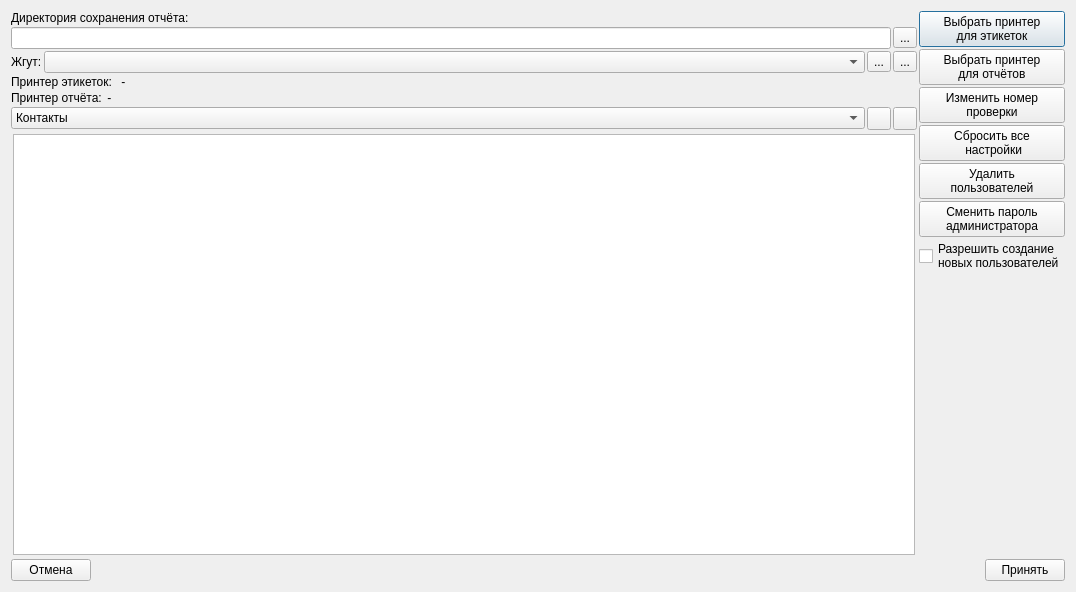
Nodens-LOTGA/CircuitTester, file src/SettingsDialog.ui: the form before one commit.
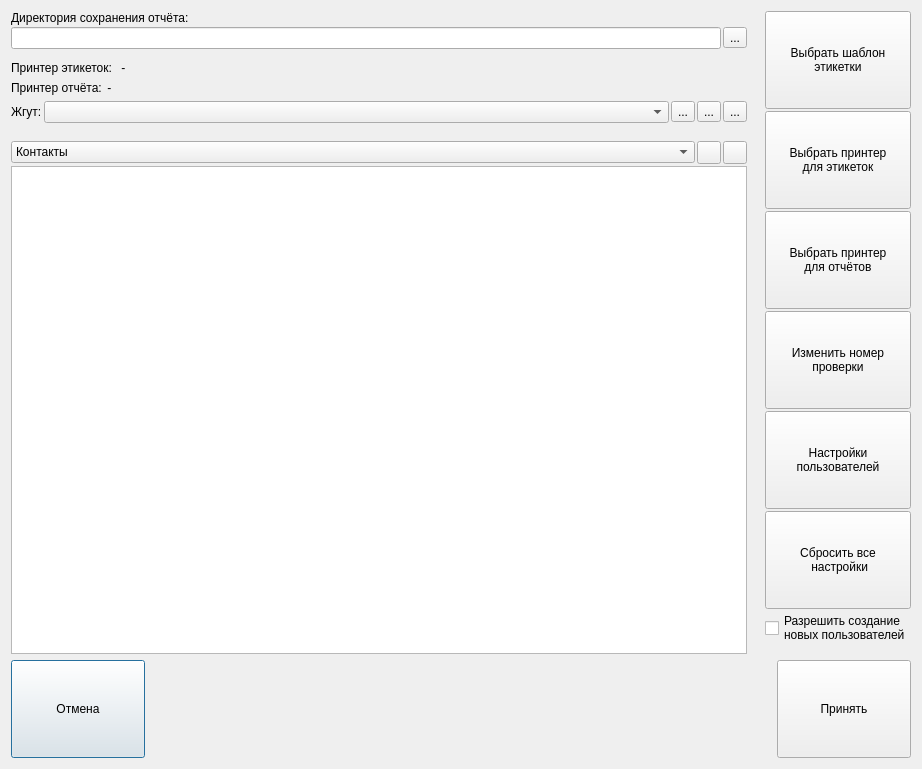
The form after the commit. Icons and pictures are not drawn.

What changed in the file:
```diff
--- a/src/SettingsDialog.ui
+++ b/src/SettingsDialog.ui
@@ -6,38 +6,212 @@
    <rect>
     <x>0</x>
     <y>0</y>
-    <width>1076</width>
-    <height>592</height>
+    <width>922</width>
+    <height>769</height>
    </rect>
   </property>
-  <property name="sizePolicy">
-   <sizepolicy hsizetype="MinimumExpanding" vsizetype="MinimumExpanding">
-    <horstretch>0</horstretch>
-    <verstretch>0</verstretch>
-   </sizepolicy>
-  </property>
   <property name="windowTitle">
    <string>Настройки</string>
   </property>
   <property name="styleSheet">
-   <string notr="true"/>
+   <string notr="true">QPushButton {
+	min-height: 64px;
+	min-width: 100px;
+	padding: 16px;
+}</string>
   </property>
   <layout class="QGridLayout" name="gridLayout">
-   <property name="leftMargin">
-    <number>11</number>
-   </property>
-   <property name="topMargin">
-    <number>11</number>
-   </property>
-   <property name="rightMargin">
-    <number>11</number>
-   </property>
-   <property name="bottomMargin">
-    <number>11</number>
-   </property>
-   <property name="spacing">
-    <number>2</number>
-   </property>
+   <item row="7" column="0">
+    <layout class="QVBoxLayout" name="verticalLayout">
+     <property name="spacing">
+      <number>2</number>
+     </property>
+     <item>
+      <layout class="QHBoxLayout" name="horizontalLayout">
+       <property name="spacing">
+        <number>2</number>
+       </property>
+       <item>
+        <widget class="QComboBox" name="pageCB">
+         <item>
+          <property name="text">
+           <string>Контакты</string>
+          </property>
+         </item>
+         <item>
+          <property name="text">
+           <string>Цепи</string>
+          </property>
+         </item>
+        </widget>
+       </item>
+       <item>
+        <widget class="QToolButton" name="addTB">
+         <property name="icon">
+          <iconset resource="../resources/resources.qrc">
+           <normaloff>:/icon/plus.png</normaloff>:/icon/plus.png</iconset>
+         </property>
+        </widget>
+       </item>
+       <item>
+        <widget class="QToolButton" name="delTB">
+         <property name="icon">
+          <iconset resource="../resources/resources.qrc">
+           <normaloff>:/icon/minus.png</normaloff>:/icon/minus.png</iconset>
+         </property>
+        </widget>
+       </item>
+      </layout>
+     </item>
+     <item>
+      <widget class="QStackedWidget" name="stackedWidget">
+       <property name="currentIndex">
+        <number>0</number>
+       </property>
+       <widget class="QWidget" name="page">
+        <layout class="QGridLayout" name="gridLayout_2">
+         <property name="leftMargin">
+          <number>0</number>
+         </property>
+         <property name="topMargin">
+          <number>0</number>
+         </property>
+         <property name="rightMargin">
+          <number>0</number>
+         </property>
+         <property name="bottomMargin">
+          <number>0</number>
+         </property>
+         <property name="spacing">
+          <number>0</number>
+         </property>
+         <item row="0" column="0">
+          <widget class="QTableView" name="circuitTV"/>
+         </item>
+        </layout>
+       </widget>
+       <widget class="QWidget" name="page_2">
+        <layout class="QGridLayout" name="gridLayout_3">
+         <property name="leftMargin">
+          <number>2</number>
+         </property>
+         <property name="topMargin">
+          <number>2</number>
+         </property>
+         <property name="rightMargin">
+          <number>2</number>
+         </property>
+         <property name="bottomMargin">
+          <number>2</number>
+         </property>
+         <property name="spacing">
+          <number>2</number>
+         </property>
+         <item row="0" column="0">
+          <widget class="QTableView" name="relationTV"/>
+         </item>
+        </layout>
+       </widget>
+      </widget>
+     </item>
+    </layout>
+   </item>
+   <item row="4" column="0">
+    <layout class="QHBoxLayout" name="horizontalLayout_5">
+     <property name="spacing">
+      <number>2</number>
+     </property>
+     <item>
+      <widget class="QLabel" name="i_prodNameL">
+       <property name="sizePolicy">
+        <sizepolicy hsizetype="Maximum" vsizetype="Preferred">
+         <horstretch>0</horstretch>
+         <verstretch>0</verstretch>
+        </sizepolicy>
+       </property>
+       <property name="text">
+        <string>Жгут:</string>
+       </property>
+      </widget>
+     </item>
+     <item>
+      <widget class="QComboBox" name="prodNameCB"/>
+     </item>
+     <item>
+      <widget class="QToolButton" name="addProdTB">
+       <property name="text">
+        <string>...</string>
+       </property>
+       <property name="icon">
+        <iconset resource="../resources/resources.qrc">
+         <normaloff>:/icon/plus.png</normaloff>:/icon/plus.png</iconset>
+       </property>
+      </widget>
+     </item>
+     <item>
+      <widget class="QToolButton" name="delProdTB">
+       <property name="text">
+        <string>...</string>
+       </property>
+       <property name="icon">
+        <iconset resource="../resources/resources.qrc">
+         <normaloff>:/icon/minus.png</normaloff>:/icon/minus.png</iconset>
+       </property>
+      </widget>
+     </item>
+     <item>
+      <widget class="QToolButton" name="editProdTB">
+       <property name="text">
+        <string>...</string>
+       </property>
+       <property name="icon">
+        <iconset resource="../resources/resources.qrc">
+         <normaloff>:/icon/edit.png</normaloff>:/icon/edit.png</iconset>
+       </property>
+      </widget>
+     </item>
+    </layout>
+   </item>
+   <item row="8" column="0" colspan="4">
+    <layout class="QHBoxLayout" name="horizontalLayout_2">
+     <property name="spacing">
+      <number>0</number>
+     </property>
+     <item>
+      <widget class="QPushButton" name="cancelPB">
+       <property name="text">
+        <string>Отмена</string>
+       </property>
+       <property name="default">
+        <bool>false</bool>
+       </property>
+      </widget>
+     </item>
+     <item>
+      <spacer name="horizontalSpacer_2">
+       <property name="orientation">
+        <enum>Qt::Horizontal</enum>
+       </property>
+       <property name="sizeHint" stdset="0">
+        <size>
+         <width>40</width>
+         <height>20</height>
+        </size>
+       </property>
+      </spacer>
+     </item>
+     <item>
+      <widget class="QPushButton" name="okPB">
+       <property name="text">
+        <string>Принять</string>
+       </property>
+      </widget>
+     </item>
+    </layout>
+   </item>
+   <item row="1" column="0">
+    <layout class="QHBoxLayout" name="horizontalLayout_7"/>
+   </item>
    <item row="0" column="0">
     <layout class="QVBoxLayout" name="verticalLayout_3">
      <property name="spacing">
@@ -56,7 +230,11 @@
         <number>2</number>
        </property>
        <item>
-        <widget class="QLineEdit" name="reportDirLE"/>
+        <widget class="QLineEdit" name="reportDirLE">
+         <property name="toolTip">
+          <string>&lt;html&gt;&lt;head/&gt;&lt;body&gt;&lt;p&gt;Туултип&lt;/p&gt;&lt;p&gt;&lt;br/&gt;&lt;/p&gt;&lt;/body&gt;&lt;/html&gt;</string>
+         </property>
+        </widget>
        </item>
        <item>
         <widget class="QToolButton" name="reportDirTB">
@@ -69,11 +247,46 @@
      </item>
     </layout>
    </item>
-   <item row="0" column="1" rowspan="5">
+   <item row="2" column="0">
+    <layout class="QHBoxLayout" name="horizontalLayout_4">
+     <property name="spacing">
+      <number>2</number>
+     </property>
+     <item>
+      <widget class="QLabel" name="i_labelPrinterL">
+       <property name="sizePolicy">
+        <sizepolicy hsizetype="Maximum" vsizetype="Preferred">
+         <horstretch>0</horstretch>
+         <verstretch>0</verstretch>
+        </sizepolicy>
+       </property>
+       <property name="text">
+        <string>Принтер этикеток: </string>
+       </property>
+      </widget>
+     </item>
+     <item>
+      <widget class="QLabel" name="labelPrinterL">
+       <property name="text">
+        <string> - </string>
+       </property>
+      </widget>
+     </item>
+    </layout>
+   </item>
+   <item row="0" column="3" rowspan="8">
     <layout class="QVBoxLayout" name="verticalLayout_2">
      <property name="spacing">
       <number>2</number>
      </property>
+     <item>
+      <widget class="QPushButton" name="labelPB">
+       <property name="text">
+        <string>Выбрать шаблон
+этикетки</string>
+       </property>
+      </widget>
+     </item>
      <item>
       <widget class="QPushButton" name="setLabelPrinterPB">
        <property name="text">
@@ -98,6 +311,14 @@
        </property>
       </widget>
      </item>
+     <item>
+      <widget class="QPushButton" name="delUsersPB">
+       <property name="text">
+        <string>Настройки
+пользователей</string>
+       </property>
+      </widget>
+     </item>
      <item>
       <widget class="QPushButton" name="resetSettPB">
        <property name="text">
@@ -106,22 +327,6 @@
        </property>
       </widget>
      </item>
-     <item>
-      <widget class="QPushButton" name="delUsersPB">
-       <property name="text">
-        <string>Удалить
-пользователей</string>
-       </property>
-      </widget>
-     </item>
-     <item>
-      <widget class="QPushButton" name="changeAdminPassPB">
-       <property name="text">
-        <string>Сменить пароль
-администратора</string>
-       </property>
-      </widget>
-     </item>
      <item>
       <widget class="QCheckBox" name="newUsersCB">
        <property name="styleSheet">
@@ -148,78 +353,6 @@
      </item>
     </layout>
    </item>
-   <item row="1" column="0">
-    <layout class="QHBoxLayout" name="horizontalLayout_5">
-     <property name="spacing">
-      <number>2</number>
-     </property>
-     <item>
-      <widget class="QLabel" name="i_prodNameL">
-       <property name="sizePolicy">
-        <sizepolicy hsizetype="Maximum" vsizetype="Preferred">
-         <horstretch>0</horstretch>
-         <verstretch>0</verstretch>
-        </sizepolicy>
-       </property>
-       <property name="text">
-        <string>Жгут:</string>
-       </property>
-      </widget>
-     </item>
-     <item>
-      <widget class="QComboBox" name="prodNameCB"/>
-     </item>
-     <item>
-      <widget class="QToolButton" name="addProdTB">
-       <property name="text">
-        <string>...</string>
-       </property>
-       <property name="icon">
-        <iconset resource="../resources/resources.qrc">
-         <normaloff>:/icon/plus.png</normaloff>:/icon/plus.png</iconset>
-       </property>
-      </widget>
-     </item>
-     <item>
-      <widget class="QToolButton" name="delProdTB">
-       <property name="text">
-        <string>...</string>
-       </property>
-       <property name="icon">
-        <iconset resource="../resources/resources.qrc">
-         <normaloff>:/icon/minus.png</normaloff>:/icon/minus.png</iconset>
-       </property>
-      </widget>
-     </item>
-    </layout>
-   </item>
-   <item row="2" column="0">
-    <layout class="QHBoxLayout" name="horizontalLayout_4">
-     <property name="spacing">
-      <number>2</number>
-     </property>
-     <item>
-      <widget class="QLabel" name="i_labelPrinterL">
-       <property name="sizePolicy">
-        <sizepolicy hsizetype="Maximum" vsizetype="Preferred">
-         <horstretch>0</horstretch>
-         <verstretch>0</verstretch>
-        </sizepolicy>
-       </property>
-       <property name="text">
-        <string>Принтер этикеток: </string>
-       </property>
-      </widget>
-     </item>
-     <item>
-      <widget class="QLabel" name="labelPrinterL">
-       <property name="text">
-        <string> - </string>
-       </property>
-      </widget>
-     </item>
-    </layout>
-   </item>
    <item row="3" column="0">
     <layout class="QHBoxLayout" name="horizontalLayout_6">
      <property name="spacing">
@@ -247,138 +380,6 @@
      </item>
     </layout>
    </item>
-   <item row="4" column="0">
-    <layout class="QVBoxLayout" name="verticalLayout">
-     <property name="spacing">
-      <number>2</number>
-     </property>
-     <item>
-      <layout class="QHBoxLayout" name="horizontalLayout">
-       <property name="spacing">
-        <number>2</number>
-       </property>
-       <item>
-        <widget class="QComboBox" name="pageCB">
-         <item>
-          <property name="text">
-           <string>Контакты</string>
-          </property>
-         </item>
-         <item>
-          <property name="text">
-           <string>Цепи</string>
-          </property>
-         </item>
-        </widget>
-       </item>
-       <item>
-        <widget class="QToolButton" name="addTB">
-         <property name="icon">
-          <iconset resource="../resources/resources.qrc">
-           <normaloff>:/icon/plus.png</normaloff>:/icon/plus.png</iconset>
-         </property>
-        </widget>
-       </item>
-       <item>
-        <widget class="QToolButton" name="delTB">
-         <property name="icon">
-          <iconset resource="../resources/resources.qrc">
-           <normaloff>:/icon/minus.png</normaloff>:/icon/minus.png</iconset>
-         </property>
-        </widget>
-       </item>
-      </layout>
-     </item>
-     <item>
-      <widget class="QStackedWidget" name="stackedWidget">
-       <property name="currentIndex">
-        <number>0</number>
-       </property>
-       <widget class="QWidget" name="page">
-        <layout class="QGridLayout" name="gridLayout_2">
-         <property name="leftMargin">
-          <number>2</number>
-         </property>
-         <property name="topMargin">
-          <number>2</number>
-         </property>
-         <property name="rightMargin">
-          <number>2</number>
-         </property>
-         <property name="bottomMargin">
-          <number>2</number>
-         </property>
-         <property name="spacing">
-          <number>2</number>
-         </property>
-         <item row="0" column="0">
-          <widget class="QTableView" name="circuitTV"/>
-         </item>
-        </layout>
-       </widget>
-       <widget class="QWidget" name="page_2">
-        <layout class="QGridLayout" name="gridLayout_3">
-         <property name="leftMargin">
-          <number>2</number>
-         </property>
-         <property name="topMargin">
-          <number>2</number>
-         </property>
-         <property name="rightMargin">
-          <number>2</number>
-         </property>
-         <property name="bottomMargin">
-          <number>2</number>
-         </property>
-         <property name="spacing">
-          <number>2</number>
-         </property>
-         <item row="0" column="0">
-          <widget class="QTableView" name="relationTV"/>
-         </item>
-        </layout>
-       </widget>
-      </widget>
-     </item>
-    </layout>
-   </item>
-   <item row="5" column="0" colspan="2">
-    <layout class="QHBoxLayout" name="horizontalLayout_2">
-     <property name="spacing">
-      <number>0</number>
-     </property>
-     <item>
-      <widget class="QPushButton" name="cancelPB">
-       <property name="text">
-        <string>Отмена</string>
-       </property>
-       <property name="default">
-        <bool>false</bool>
-       </property>
-      </widget>
-     </item>
-     <item>
-      <spacer name="horizontalSpacer_2">
-       <property name="orientation">
-        <enum>Qt::Horizontal</enum>
-       </property>
-       <property name="sizeHint" stdset="0">
-        <size>
-         <width>40</width>
-         <height>20</height>
-        </size>
-       </property>
-      </spacer>
-     </item>
-     <item>
-      <widget class="QPushButton" name="okPB">
-       <property name="text">
-        <string>Принять</string>
-       </property>
-      </widget>
-     </item>
-    </layout>
-   </item>
   </layout>
  </widget>
  <resources>
```
